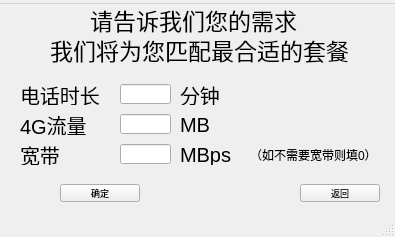
s235784/ProgramDesign, file qt03/user_selfchoose.ui: the form before one commit.
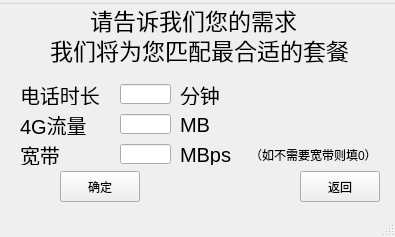
The form after the commit.

Patch:
```diff
--- a/qt03/user_selfchoose.ui
+++ b/qt03/user_selfchoose.ui
@@ -205,14 +205,14 @@
     <property name="geometry">
      <rect>
       <x>300</x>
-      <y>180</y>
+      <y>167</y>
       <width>80</width>
-      <height>18</height>
+      <height>31</height>
      </rect>
     </property>
     <property name="font">
      <font>
-      <pointsize>7</pointsize>
+      <pointsize>9</pointsize>
      </font>
     </property>
     <property name="text">
@@ -223,14 +223,14 @@
     <property name="geometry">
      <rect>
       <x>60</x>
-      <y>180</y>
+      <y>167</y>
       <width>80</width>
-      <height>18</height>
+      <height>31</height>
      </rect>
     </property>
     <property name="font">
      <font>
-      <pointsize>7</pointsize>
+      <pointsize>9</pointsize>
      </font>
     </property>
     <property name="text">
```
